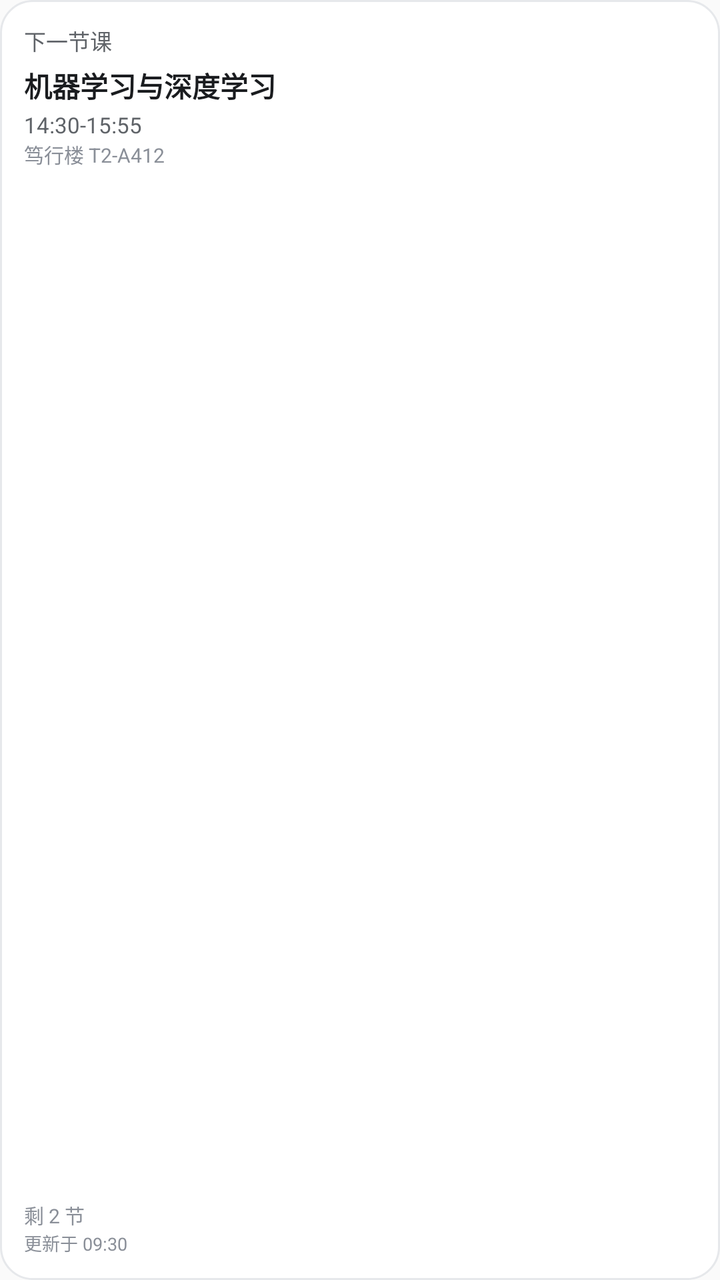
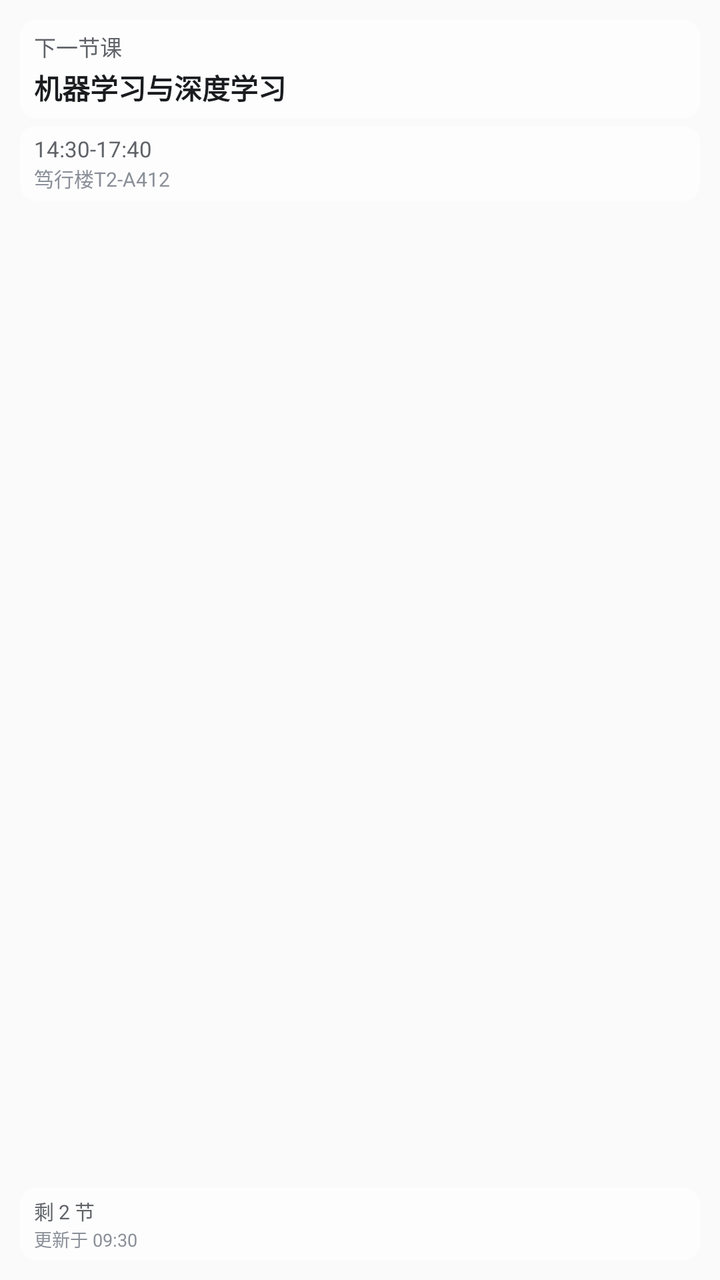

Screens rendered from an Android XML layout before and after an edit, with the pre-edit source and the edit as a unified diff.
<!-- AndroidManifest.xml: application theme AppTheme -->
<!-- res/layout/widget_next_preview.xml -->
<?xml version="1.0" encoding="utf-8"?>
<LinearLayout xmlns:android="http://schemas.android.com/apk/res/android"
    android:layout_width="match_parent"
    android:layout_height="match_parent"
    android:background="@drawable/widget_bg_light"
    android:orientation="vertical"
    android:padding="12dp">

    <TextView
        android:layout_width="match_parent"
        android:layout_height="wrap_content"
        android:maxLines="1"
        android:text="下一节课"
        android:textColor="#5F6368"
        android:textSize="11sp" />

    <TextView
        android:layout_width="match_parent"
        android:layout_height="wrap_content"
        android:layout_marginTop="4dp"
        android:ellipsize="end"
        android:maxLines="2"
        android:text="机器学习与深度学习"
        android:textColor="#1A1C1F"
        android:textSize="14sp"
        android:textStyle="bold" />

    <TextView
        android:layout_width="match_parent"
        android:layout_height="wrap_content"
        android:layout_marginTop="2dp"
        android:maxLines="1"
        android:text="14:30-15:55"
        android:textColor="#5F6368"
        android:textSize="11sp" />

    <TextView
        android:layout_width="match_parent"
        android:layout_height="wrap_content"
        android:ellipsize="end"
        android:maxLines="1"
        android:text="笃行楼 T2-A412"
        android:textColor="#8A8F98"
        android:textSize="10sp" />

    <TextView
        android:layout_width="match_parent"
        android:layout_height="0dp"
        android:layout_weight="1" />

    <TextView
        android:layout_width="match_parent"
        android:layout_height="wrap_content"
        android:maxLines="1"
        android:text="剩 2 节"
        android:textColor="#8A8F98"
        android:textSize="10sp" />

    <TextView
        android:layout_width="match_parent"
        android:layout_height="wrap_content"
        android:maxLines="1"
        android:text="更新于 09:30"
        android:textColor="#8A8F98"
        android:textSize="9sp" />
</LinearLayout>
<!-- resources referenced by this layout -->
<resources>
  <!-- drawable widget_bg_light (drawable) -->
  <?xml version="1.0" encoding="utf-8"?>
  <shape xmlns:android="http://schemas.android.com/apk/res/android"
      android:shape="rectangle">
      <solid android:color="#FFFFFF" />
      <corners android:radius="16dp" />
      <stroke
          android:width="1dp"
          android:color="#E6E8EB" />
  </shape>
  <style name="AppTheme" parent="Theme.AppCompat.Light.DarkActionBar">
          
          <item name="colorPrimary">@color/colorPrimary</item>
          <item name="colorPrimaryDark">@color/colorPrimaryDark</item>
          <item name="colorAccent">@color/colorAccent</item>
      </style>
</resources>

<!-- the commit's change to res/layout/widget_next_preview.xml (unified diff, before → after) -->
@@ -2,65 +2,97 @@
 <LinearLayout xmlns:android="http://schemas.android.com/apk/res/android"
     android:layout_width="match_parent"
     android:layout_height="match_parent"
-    android:background="@drawable/widget_bg_light"
     android:orientation="vertical"
-    android:padding="12dp">
+    android:padding="10dp">
 
-    <TextView
+    <LinearLayout
         android:layout_width="match_parent"
         android:layout_height="wrap_content"
-        android:maxLines="1"
-        android:text="下一节课"
-        android:textColor="#5F6368"
-        android:textSize="11sp" />
+        android:background="@drawable/widget_strip_light"
+        android:orientation="vertical"
+        android:paddingStart="7dp"
+        android:paddingTop="5dp"
+        android:paddingEnd="7dp"
+        android:paddingBottom="5dp">
 
-    <TextView
+        <TextView
+            android:layout_width="match_parent"
+            android:layout_height="wrap_content"
+            android:maxLines="1"
+            android:text="下一节课"
+            android:textColor="#5F6368"
+            android:textSize="11sp" />
+
+        <TextView
+            android:layout_width="match_parent"
+            android:layout_height="wrap_content"
+            android:layout_marginTop="2dp"
+            android:ellipsize="end"
+            android:maxLines="2"
+            android:text="机器学习与深度学习"
+            android:textColor="#1A1C1F"
+            android:textSize="14sp"
+            android:textStyle="bold" />
+    </LinearLayout>
+
+    <LinearLayout
         android:layout_width="match_parent"
         android:layout_height="wrap_content"
         android:layout_marginTop="4dp"
-        android:ellipsize="end"
-        android:maxLines="2"
-        android:text="机器学习与深度学习"
-        android:textColor="#1A1C1F"
-        android:textSize="14sp"
-        android:textStyle="bold" />
+        android:background="@drawable/widget_strip_light"
+        android:orientation="vertical"
+        android:paddingStart="7dp"
+        android:paddingTop="4dp"
+        android:paddingEnd="7dp"
+        android:paddingBottom="4dp">
 
-    <TextView
-        android:layout_width="match_parent"
-        android:layout_height="wrap_content"
-        android:layout_marginTop="2dp"
-        android:maxLines="1"
-        android:text="14:30-15:55"
-        android:textColor="#5F6368"
-        android:textSize="11sp" />
+        <TextView
+            android:layout_width="match_parent"
+            android:layout_height="wrap_content"
+            android:maxLines="1"
+            android:text="14:30-17:40"
+            android:textColor="#5F6368"
+            android:textSize="11sp" />
 
-    <TextView
-        android:layout_width="match_parent"
-        android:layout_height="wrap_content"
-        android:ellipsize="end"
-        android:maxLines="1"
-        android:text="笃行楼 T2-A412"
-        android:textColor="#8A8F98"
-        android:textSize="10sp" />
+        <TextView
+            android:layout_width="match_parent"
+            android:layout_height="wrap_content"
+            android:ellipsize="end"
+            android:maxLines="1"
+            android:text="笃行楼T2-A412"
+            android:textColor="#8A8F98"
+            android:textSize="10sp" />
+    </LinearLayout>
 
     <TextView
         android:layout_width="match_parent"
         android:layout_height="0dp"
         android:layout_weight="1" />
 
-    <TextView
+    <LinearLayout
         android:layout_width="match_parent"
         android:layout_height="wrap_content"
-        android:maxLines="1"
-        android:text="剩 2 节"
-        android:textColor="#8A8F98"
-        android:textSize="10sp" />
+        android:background="@drawable/widget_strip_light"
+        android:orientation="vertical"
+        android:paddingStart="7dp"
+        android:paddingTop="4dp"
+        android:paddingEnd="7dp"
+        android:paddingBottom="4dp">
 
-    <TextView
-        android:layout_width="match_parent"
-        android:layout_height="wrap_content"
-        android:maxLines="1"
-        android:text="更新于 09:30"
-        android:textColor="#8A8F98"
-        android:textSize="9sp" />
+        <TextView
+            android:layout_width="match_parent"
+            android:layout_height="wrap_content"
+            android:maxLines="1"
+            android:text="剩 2 节"
+            android:textColor="#5F6368"
+            android:textSize="10sp" />
+
+        <TextView
+            android:layout_width="match_parent"
+            android:layout_height="wrap_content"
+            android:maxLines="1"
+            android:text="更新于 09:30"
+            android:textColor="#8A8F98"
+            android:textSize="9sp" />
+    </LinearLayout>
 </LinearLayout>
<!-- resource entries referenced after the edit -->
@@ -1,14 +1,11 @@
 <!-- resources referenced by this layout -->
 <resources>
-  <!-- drawable widget_bg_light (drawable) -->
+  <!-- drawable widget_strip_light (drawable) -->
   <?xml version="1.0" encoding="utf-8"?>
   <shape xmlns:android="http://schemas.android.com/apk/res/android"
       android:shape="rectangle">
-      <solid android:color="#FFFFFF" />
-      <corners android:radius="16dp" />
-      <stroke
-          android:width="1dp"
-          android:color="#E6E8EB" />
+      <solid android:color="#99FFFFFF" />
+      <corners android:radius="8dp" />
   </shape>
   <style name="AppTheme" parent="Theme.AppCompat.Light.DarkActionBar">
           
